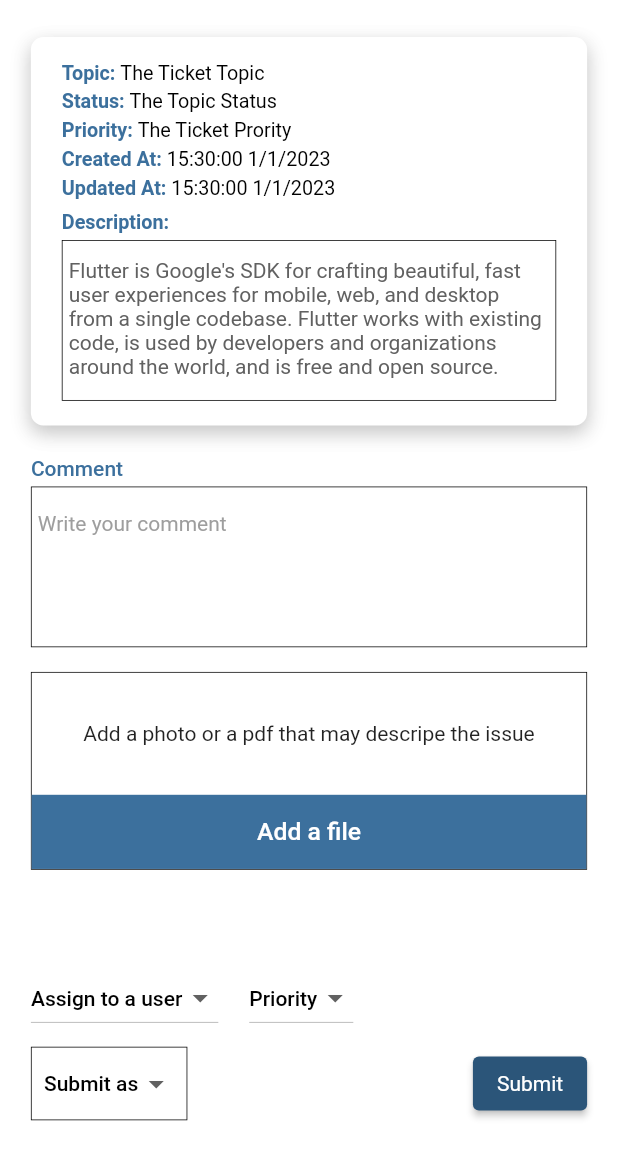
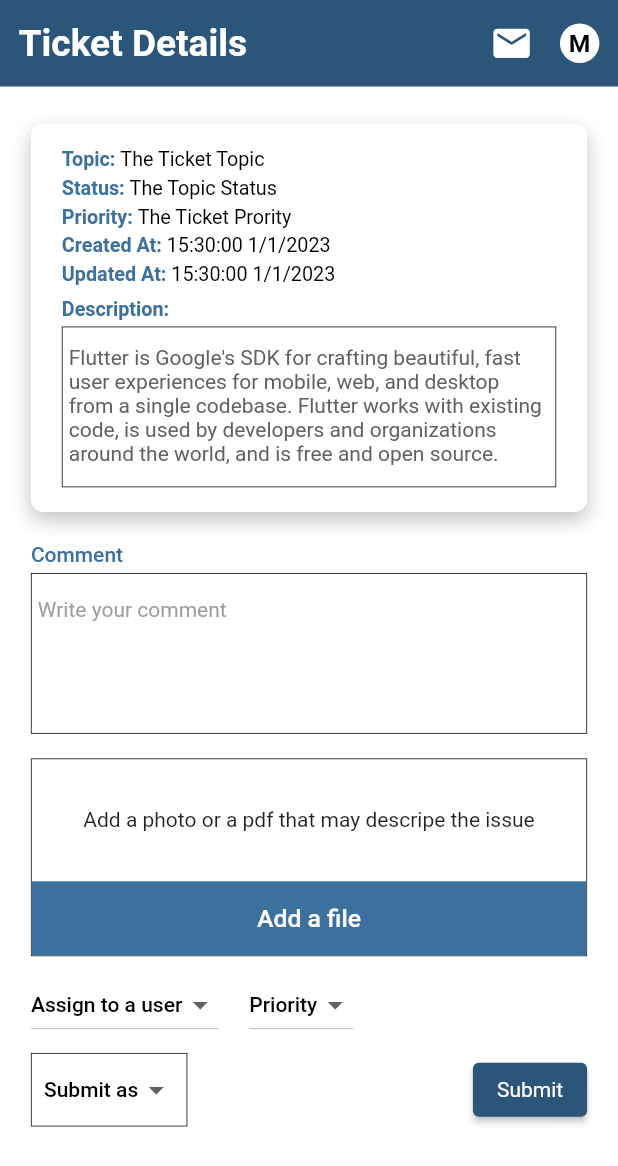
Before and after one commit to A7mDM3tSiM/technical_support, a Flutter app: the TicketDetailsView screen opened by its route, on a phone screen of 412 x 824 dp. Shown: the top 1166 px of the screen. Run offline on Flutter 3.47's test engine with Material 2 defaults, Android fonts, the phone set to English and light mode, and no system bars; our stand-ins replace dio, easy_localization.

Commit message:
UI fixes

```diff
--- a/lib/components/statics/statics.dart
+++ b/lib/components/statics/statics.dart
@@ -1,7 +1,5 @@
 import 'package:technical_support/models/ticket/ticket_model.dart';
-import 'package:technical_support/models/user/user_model.dart';
 
-const userType = UserType.admin;
 final ticketsList = <Ticket>[
   Ticket(
     id: "id",
--- a/lib/view/spalsh/splash_view.dart
+++ b/lib/view/spalsh/splash_view.dart
@@ -49,7 +49,7 @@ class _SplashViewState extends State<SplashView> {
           children: [
             Center(
               child: SizedBox(
-                height: h * 0.4,
+                height: h * 0.25,
                 child: Image.asset(
                   "assets/images/app_icon.png",
                 ),
@@ -59,7 +59,7 @@ class _SplashViewState extends State<SplashView> {
               alignment: Alignment.bottomCenter,
               child: SizedBox(
                 height: h * 0.1,
-                width: w * 0.8,
+                width: w * 0.7,
                 child: Image.asset(
                   "assets/images/izdiad_text.png",
                 ),
--- a/lib/view/ticket/ticket_details_view.dart
+++ b/lib/view/ticket/ticket_details_view.dart
@@ -1,5 +1,6 @@
 import 'package:flutter/material.dart';
 import 'package:technical_support/view/widgets/fileds/ticket_details_filed.dart';
+import 'package:technical_support/view/widgets/global/custom_app_bar.dart';
 import 'package:technical_support/view/widgets/ticket/add_file_widget.dart';
 import 'package:technical_support/view/widgets/ticket/ticket_details_widget.dart';
 
@@ -14,7 +15,9 @@ class TicketDetailsView extends StatelessWidget {
     return Scaffold(
       backgroundColor: Colors.white,
       body: SafeArea(
-        child: Padding(
+        child: Stack(
+          children: [
+            Padding(
               padding: EdgeInsets.symmetric(vertical: h * 0.03),
               child: SizedBox(
                 height: double.infinity,
@@ -24,6 +27,9 @@ class TicketDetailsView extends StatelessWidget {
                     mainAxisAlignment: MainAxisAlignment.spaceBetween,
                     mainAxisSize: MainAxisSize.max,
                     children: [
+                      SizedBox(
+                        height: h * 0.07,
+                      ),
                       const TicketDetailsWidget(),
                       SizedBox(
                         height: h * 0.025,
@@ -40,7 +46,7 @@ class TicketDetailsView extends StatelessWidget {
                       ),
                       const AddFileWidget(),
                       SizedBox(
-                    height: h * 0.075,
+                        height: h * 0.01,
                       ),
                       Padding(
                         padding: EdgeInsets.symmetric(horizontal: w * 0.05),
@@ -88,8 +94,8 @@ class TicketDetailsView extends StatelessWidget {
                               mainAxisAlignment: MainAxisAlignment.spaceBetween,
                               children: [
                                 Container(
-                              padding:
-                                  EdgeInsets.symmetric(horizontal: w * 0.02),
+                                  padding: EdgeInsets.symmetric(
+                                      horizontal: w * 0.02),
                                   decoration: BoxDecoration(
                                     color: Colors.white,
                                     border: Border.all(
@@ -135,6 +141,9 @@ class TicketDetailsView extends StatelessWidget {
                 ),
               ),
             ),
+            const CustomAppBar(label: "Ticket Details")
+          ],
+        ),
       ),
     );
   }
--- a/lib/view/widgets/global/custom_app_bar.dart
+++ b/lib/view/widgets/global/custom_app_bar.dart
@@ -1,7 +1,11 @@
 import 'package:flutter/material.dart';
 
 class CustomAppBar extends StatelessWidget {
-  const CustomAppBar({super.key});
+  final String label;
+  const CustomAppBar({
+    super.key,
+    required this.label,
+  });
 
   @override
   Widget build(BuildContext context) {
@@ -16,7 +20,7 @@ class CustomAppBar extends StatelessWidget {
         mainAxisAlignment: MainAxisAlignment.spaceBetween,
         children: [
           Text(
-            "Technical Support",
+            label,
             style: Theme.of(context).textTheme.titleLarge?.copyWith(
                   fontSize: h * 0.03,
                   color: Colors.white,
```
Also changed, not shown: lib/view/home/home_view.dart (+19 -2 lines). Lines whose indentation alone changed are shown as unchanged.
